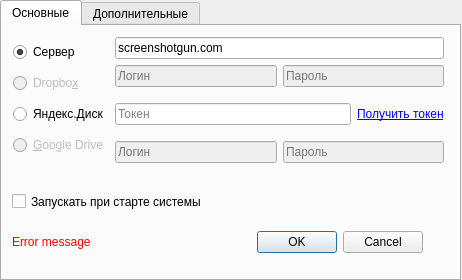
Before: the Qt Designer form ui/Settings.ui in ismd/screenshotgun, drawn with Qt 5.
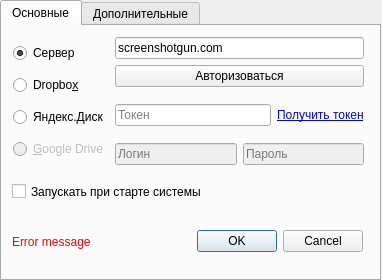
After: the same form once the commit is applied.

The edit to the form file:
```diff
--- a/ui/Settings.ui
+++ b/ui/Settings.ui
@@ -6,7 +6,7 @@
    <rect>
     <x>0</x>
     <y>0</y>
-    <width>462</width>
+    <width>382</width>
     <height>280</height>
    </rect>
   </property>
@@ -24,7 +24,7 @@
     <rect>
      <x>0</x>
      <y>0</y>
-     <width>461</width>
+     <width>381</width>
      <height>281</height>
     </rect>
    </property>
@@ -39,7 +39,7 @@
      <property name="geometry">
       <rect>
        <x>10</x>
-       <y>160</y>
+       <y>150</y>
        <width>308</width>
        <height>31</height>
       </rect>
@@ -48,94 +48,13 @@
       <string>Запускать при старте системы</string>
      </property>
     </widget>
-    <widget class="QLabel" name="errorLabel">
-     <property name="enabled">
-      <bool>true</bool>
-     </property>
-     <property name="geometry">
-      <rect>
-       <x>10</x>
-       <y>190</y>
-       <width>271</width>
-       <height>51</height>
-      </rect>
-     </property>
-     <property name="sizePolicy">
-      <sizepolicy hsizetype="Preferred" vsizetype="Preferred">
-       <horstretch>0</horstretch>
-       <verstretch>0</verstretch>
-      </sizepolicy>
-     </property>
-     <property name="palette">
-      <palette>
-       <active>
-        <colorrole role="WindowText">
-         <brush brushstyle="SolidPattern">
-          <color alpha="255">
-           <red>255</red>
-           <green>0</green>
-           <blue>0</blue>
-          </color>
-         </brush>
-        </colorrole>
-       </active>
-       <inactive>
-        <colorrole role="WindowText">
-         <brush brushstyle="SolidPattern">
-          <color alpha="255">
-           <red>255</red>
-           <green>0</green>
-           <blue>0</blue>
-          </color>
-         </brush>
-        </colorrole>
-       </inactive>
-       <disabled>
-        <colorrole role="WindowText">
-         <brush brushstyle="SolidPattern">
-          <color alpha="255">
-           <red>190</red>
-           <green>190</green>
-           <blue>190</blue>
-          </color>
-         </brush>
-        </colorrole>
-       </disabled>
-      </palette>
-     </property>
-     <property name="autoFillBackground">
-      <bool>false</bool>
-     </property>
-     <property name="text">
-      <string>Error message</string>
-     </property>
-     <property name="wordWrap">
-      <bool>true</bool>
-     </property>
-    </widget>
-    <widget class="QDialogButtonBox" name="submitButtons">
-     <property name="geometry">
-      <rect>
-       <x>250</x>
-       <y>200</y>
-       <width>171</width>
-       <height>32</height>
-      </rect>
-     </property>
-     <property name="orientation">
-      <enum>Qt::Horizontal</enum>
-     </property>
-     <property name="standardButtons">
-      <set>QDialogButtonBox::Cancel|QDialogButtonBox::Ok</set>
-     </property>
-    </widget>
     <widget class="QWidget" name="layoutWidget">
      <property name="geometry">
       <rect>
        <x>11</x>
        <y>11</y>
-       <width>431</width>
-       <height>126</height>
+       <width>351</width>
+       <height>128</height>
       </rect>
      </property>
      <layout class="QGridLayout" name="gridLayout">
@@ -154,7 +73,7 @@
         <item>
          <widget class="QRadioButton" name="serverRadioButton_2">
           <property name="enabled">
-           <bool>false</bool>
+           <bool>true</bool>
           </property>
           <property name="text">
            <string>Dropbo&amp;x</string>
@@ -193,30 +112,6 @@
         </property>
        </widget>
       </item>
-      <item row="1" column="1">
-       <layout class="QHBoxLayout" name="horizontalLayout">
-        <item>
-         <widget class="QLineEdit" name="lineEdit">
-          <property name="enabled">
-           <bool>false</bool>
-          </property>
-          <property name="placeholderText">
-           <string>Логин</string>
-          </property>
-         </widget>
-        </item>
-        <item>
-         <widget class="QLineEdit" name="lineEdit_2">
-          <property name="enabled">
-           <bool>false</bool>
-          </property>
-          <property name="placeholderText">
-           <string>Пароль</string>
-          </property>
-         </widget>
-        </item>
-       </layout>
-      </item>
       <item row="2" column="1">
        <layout class="QHBoxLayout" name="horizontalLayout_2">
         <item>
@@ -264,6 +159,94 @@
          </widget>
         </item>
        </layout>
+      </item>
+      <item row="1" column="1">
+       <widget class="QPushButton" name="authDropbox">
+        <property name="text">
+         <string>Авторизоваться</string>
+        </property>
+       </widget>
+      </item>
+     </layout>
+    </widget>
+    <widget class="QWidget" name="layoutWidget">
+     <property name="geometry">
+      <rect>
+       <x>10</x>
+       <y>190</y>
+       <width>351</width>
+       <height>51</height>
+      </rect>
+     </property>
+     <layout class="QHBoxLayout" name="horizontalLayout">
+      <item>
+       <widget class="QLabel" name="errorLabel">
+        <property name="enabled">
+         <bool>true</bool>
+        </property>
+        <property name="sizePolicy">
+         <sizepolicy hsizetype="Preferred" vsizetype="Preferred">
+          <horstretch>0</horstretch>
+          <verstretch>0</verstretch>
+         </sizepolicy>
+        </property>
+        <property name="palette">
+         <palette>
+          <active>
+           <colorrole role="WindowText">
+            <brush brushstyle="SolidPattern">
+             <color alpha="255">
+              <red>255</red>
+              <green>0</green>
+              <blue>0</blue>
+             </color>
+            </brush>
+           </colorrole>
+          </active>
+          <inactive>
+           <colorrole role="WindowText">
+            <brush brushstyle="SolidPattern">
+             <color alpha="255">
+              <red>255</red>
+              <green>0</green>
+              <blue>0</blue>
+             </color>
+            </brush>
+           </colorrole>
+          </inactive>
+          <disabled>
+           <colorrole role="WindowText">
+            <brush brushstyle="SolidPattern">
+             <color alpha="255">
+              <red>190</red>
+              <green>190</green>
+              <blue>190</blue>
+             </color>
+            </brush>
+           </colorrole>
+          </disabled>
+         </palette>
+        </property>
+        <property name="autoFillBackground">
+         <bool>false</bool>
+        </property>
+        <property name="text">
+         <string>Error message</string>
+        </property>
+        <property name="wordWrap">
+         <bool>true</bool>
+        </property>
+       </widget>
+      </item>
+      <item>
+       <widget class="QDialogButtonBox" name="submitButtons">
+        <property name="orientation">
+         <enum>Qt::Horizontal</enum>
+        </property>
+        <property name="standardButtons">
+         <set>QDialogButtonBox::Cancel|QDialogButtonBox::Ok</set>
+        </property>
+       </widget>
       </item>
      </layout>
     </widget>
```
Left out of the diff: 2 changed lines with no effect on the pictures.
